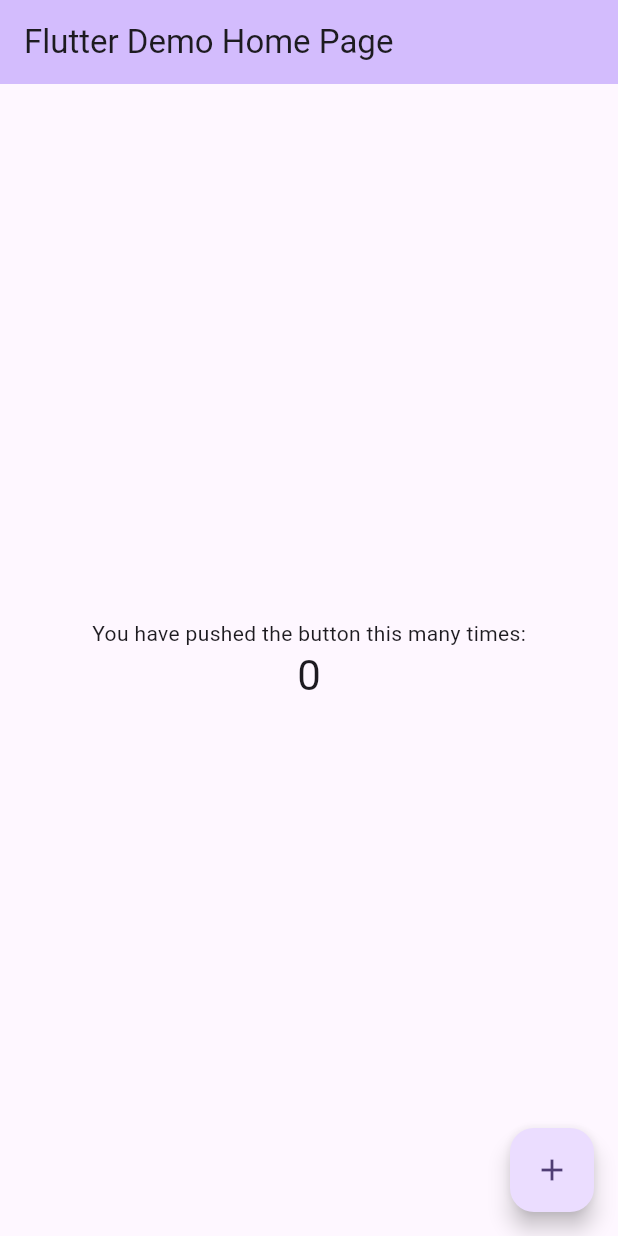
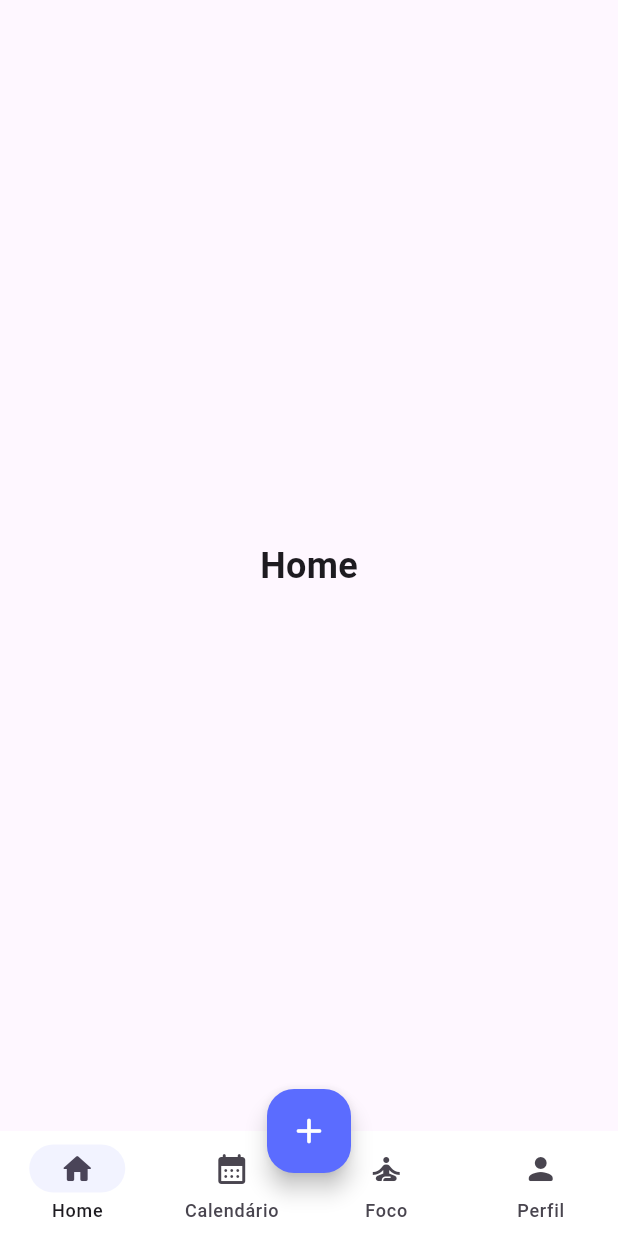
Before and after one commit to William-Dantas-Dev/tasky_flutter, a Flutter app: the screen it shows after launch, on a phone screen of 412 x 824 dp. Run offline on Flutter 3.47's test engine with Material 3 defaults, Android fonts, the phone set to English and light mode, and no system bars; our stand-ins replace flutter_riverpod.

Commit message:
chore: setup project structure with riverpod, sharedpreferences and main navigation

```diff
--- /dev/null
+++ b/lib/core/routes/app_routes.dart
@@ -0,0 +1,37 @@
+import 'package:flutter/material.dart';
+import '../../features/main_navigation/presentation/main_navigation_page.dart';
+
+class AppRoutes {
+  AppRoutes._();
+
+  static const home = '/';
+
+  static Route<dynamic> onGenerateRoute(RouteSettings settings) {
+    switch (settings.name) {
+      case home:
+        return MaterialPageRoute(
+          builder: (_) => const MainNavigationPage(),
+          settings: settings,
+        );
+
+      default:
+        return MaterialPageRoute(
+          builder: (_) => const UnknownRoutePage(),
+          settings: settings,
+        );
+    }
+  }
+}
+
+class UnknownRoutePage extends StatelessWidget {
+  const UnknownRoutePage({super.key});
+
+  @override
+  Widget build(BuildContext context) {
+    return const Scaffold(
+      body: Center(
+        child: Text('Rota não encontrada'),
+      ),
+    );
+  }
+}
--- /dev/null
+++ b/lib/features/main_navigation/presentation/main_navigation_page.dart
@@ -0,0 +1,73 @@
+import 'package:flutter/material.dart';
+import 'package:flutter_riverpod/flutter_riverpod.dart';
+import '../providers/navigation_provider.dart';
+
+class MainNavigationPage extends ConsumerWidget {
+  const MainNavigationPage({super.key});
+
+  @override
+  Widget build(BuildContext context, WidgetRef ref) {
+    final currentIndex = ref.watch(bottomNavIndexProvider);
+
+    return Scaffold(
+      body: IndexedStack(
+        index: currentIndex,
+        children: const [
+          TestPage(title: 'Home'),
+          TestPage(title: 'Calendário'),
+          TestPage(title: 'Foco'),
+          TestPage(title: 'Perfil'),
+        ],
+      ),
+      floatingActionButtonLocation: FloatingActionButtonLocation.centerDocked,
+      floatingActionButton: FloatingActionButton(
+        onPressed: () => {},
+        backgroundColor: const Color(0xFF5B6CFF),
+        shape: RoundedRectangleBorder(borderRadius: BorderRadius.circular(18)),
+        child: const Icon(Icons.add_rounded, color: Colors.white, size: 28),
+      ),
+      bottomNavigationBar: NavigationBar(
+        height: 70,
+        backgroundColor: Colors.white,
+        indicatorColor: const Color(0x145B6CFF),
+        selectedIndex: currentIndex,
+        onDestinationSelected: (index) {
+          ref.read(bottomNavIndexProvider.notifier).setIndex(index);
+        },
+        destinations: const [
+          NavigationDestination(icon: Icon(Icons.home_rounded), label: 'Home'),
+          NavigationDestination(
+            icon: Icon(Icons.calendar_month_rounded),
+            label: 'Calendário',
+          ),
+          NavigationDestination(
+            icon: Icon(Icons.self_improvement),
+            label: 'Foco',
+          ),
+          NavigationDestination(
+            icon: Icon(Icons.person_rounded),
+            label: 'Perfil',
+          ),
+        ],
+      ),
+    );
+  }
+}
+
+class TestPage extends StatelessWidget {
+  final String title;
+
+  const TestPage({super.key, required this.title});
+
+  @override
+  Widget build(BuildContext context) {
+    return Scaffold(
+      body: Center(
+        child: Text(
+          title,
+          style: const TextStyle(fontSize: 24, fontWeight: FontWeight.bold),
+        ),
+      ),
+    );
+  }
+}
--- /dev/null
+++ b/lib/features/main_navigation/providers/navigation_provider.dart
@@ -0,0 +1,12 @@
+import 'package:flutter_riverpod/flutter_riverpod.dart';
+
+class BottomNavIndex extends Notifier<int> {
+  @override
+  int build() => 0;
+
+  void setIndex(int index) => state = index;
+}
+
+final bottomNavIndexProvider = NotifierProvider<BottomNavIndex, int>(
+  BottomNavIndex.new,
+);
--- a/lib/main.dart
+++ b/lib/main.dart
@@ -1,122 +1,22 @@
 import 'package:flutter/material.dart';
+import 'package:flutter_riverpod/flutter_riverpod.dart';
+
+import 'core/routes/app_routes.dart';
 
 void main() {
-  runApp(const MyApp());
+  runApp(const ProviderScope(child: MyApp()));
 }
 
-class MyApp extends StatelessWidget {
+class MyApp extends ConsumerWidget {
   const MyApp({super.key});
 
-  // This widget is the root of your application.
   @override
-  Widget build(BuildContext context) {
+  Widget build(BuildContext context, WidgetRef ref) {
     return MaterialApp(
-      title: 'Flutter Demo',
-      theme: ThemeData(
-        // This is the theme of your application.
-        //
-        // TRY THIS: Try running your application with "flutter run". You'll see
-        // the application has a purple toolbar. Then, without quitting the app,
-        // try changing the seedColor in the colorScheme below to Colors.green
-        // and then invoke "hot reload" (save your changes or press the "hot
-        // reload" button in a Flutter-supported IDE, or press "r" if you used
-        // the command line to start the app).
-        //
-        // Notice that the counter didn't reset back to zero; the application
-        // state is not lost during the reload. To reset the state, use hot
-        // restart instead.
-        //
-        // This works for code too, not just values: Most code changes can be
-        // tested with just a hot reload.
-        colorScheme: .fromSeed(seedColor: Colors.deepPurple),
-      ),
-      home: const MyHomePage(title: 'Flutter Demo Home Page'),
+      debugShowCheckedModeBanner: false,
+      title: 'Tasky App',
+      initialRoute: AppRoutes.home,
+      onGenerateRoute: AppRoutes.onGenerateRoute,
     );
   }
 }
-
-class MyHomePage extends StatefulWidget {
-  const MyHomePage({super.key, required this.title});
-
-  // This widget is the home page of your application. It is stateful, meaning
-  // that it has a State object (defined below) that contains fields that affect
-  // how it looks.
-
-  // This class is the configuration for the state. It holds the values (in this
-  // case the title) provided by the parent (in this case the App widget) and
-  // used by the build method of the State. Fields in a Widget subclass are
-  // always marked "final".
-
-  final String title;
-
-  @override
-  State<MyHomePage> createState() => _MyHomePageState();
-}
-
-class _MyHomePageState extends State<MyHomePage> {
-  int _counter = 0;
-
-  void _incrementCounter() {
-    setState(() {
-      // This call to setState tells the Flutter framework that something has
-      // changed in this State, which causes it to rerun the build method below
-      // so that the display can reflect the updated values. If we changed
-      // _counter without calling setState(), then the build method would not be
-      // called again, and so nothing would appear to happen.
-      _counter++;
-    });
-  }
-
-  @override
-  Widget build(BuildContext context) {
-    // This method is rerun every time setState is called, for instance as done
-    // by the _incrementCounter method above.
-    //
-    // The Flutter framework has been optimized to make rerunning build methods
-    // fast, so that you can just rebuild anything that needs updating rather
-    // than having to individually change instances of widgets.
-    return Scaffold(
-      appBar: AppBar(
-        // TRY THIS: Try changing the color here to a specific color (to
-        // Colors.amber, perhaps?) and trigger a hot reload to see the AppBar
-        // change color while the other colors stay the same.
-        backgroundColor: Theme.of(context).colorScheme.inversePrimary,
-        // Here we take the value from the MyHomePage object that was created by
-        // the App.build method, and use it to set our appbar title.
-        title: Text(widget.title),
-      ),
-      body: Center(
-        // Center is a layout widget. It takes a single child and positions it
-        // in the middle of the parent.
-        child: Column(
-          // Column is also a layout widget. It takes a list of children and
-          // arranges them vertically. By default, it sizes itself to fit its
-          // children horizontally, and tries to be as tall as its parent.
-          //
-          // Column has various properties to control how it sizes itself and
-          // how it positions its children. Here we use mainAxisAlignment to
-          // center the children vertically; the main axis here is the vertical
-          // axis because Columns are vertical (the cross axis would be
-          // horizontal).
-          //
-          // TRY THIS: Invoke "debug painting" (choose the "Toggle Debug Paint"
-          // action in the IDE, or press "p" in the console), to see the
-          // wireframe for each widget.
-          mainAxisAlignment: .center,
-          children: [
-            const Text('You have pushed the button this many times:'),
-            Text(
-              '$_counter',
-              style: Theme.of(context).textTheme.headlineMedium,
-            ),
-          ],
-        ),
-      ),
-      floatingActionButton: FloatingActionButton(
-        onPressed: _incrementCounter,
-        tooltip: 'Increment',
-        child: const Icon(Icons.add),
-      ),
-    );
-  }
-}
--- a/pubspec.yaml
+++ b/pubspec.yaml
@@ -34,6 +34,8 @@ dependencies:
   # The following adds the Cupertino Icons font to your application.
   # Use with the CupertinoIcons class for iOS style icons.
   cupertino_icons: ^1.0.8
+  flutter_riverpod: ^3.2.1
+  shared_preferences: ^2.5.4
 
 dev_dependencies:
   flutter_test:
```
Also changed, not shown: pubspec.lock, 1 other file.
